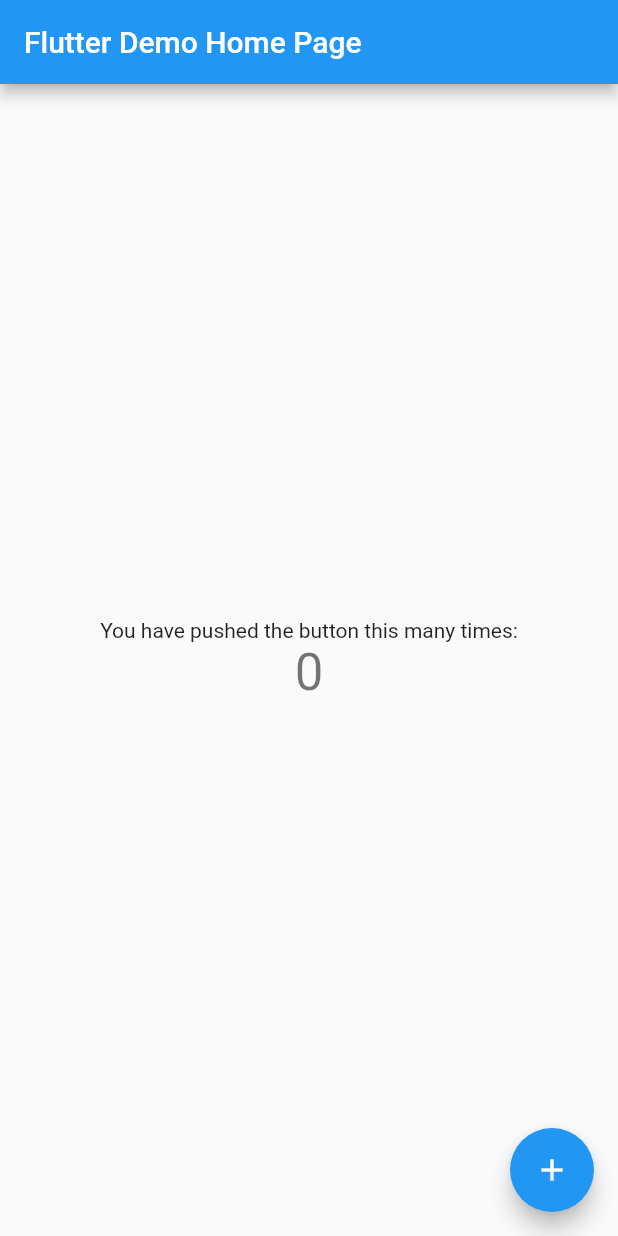
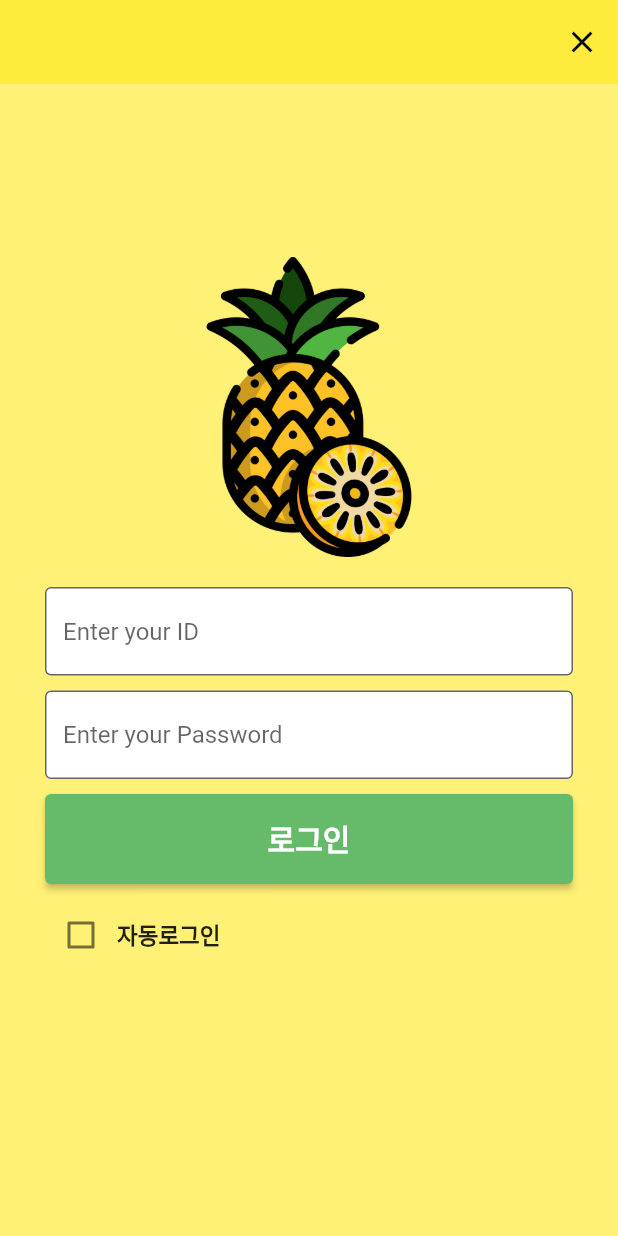
Before and after one commit to StarJins/pineapple_tok, a Flutter app: the screen it shows after launch, on a phone screen of 412 x 824 dp. Run offline on Flutter 3.47's test engine with Material 2 defaults, Android fonts, the phone set to English and light mode, and no system bars.

Commit message:
login page 첫 구현

```diff
--- /dev/null
+++ b/lib/friend_page.dart
@@ -0,0 +1,17 @@
+import 'package:flutter/material.dart';
+
+class FriendPage extends StatelessWidget {
+  const FriendPage({Key? key}) : super(key: key);
+
+  @override
+  Widget build(BuildContext context) {
+    return Scaffold(
+      appBar: AppBar(
+        leading: null,
+        title: Text('Friend page'),
+        elevation: 0.0,
+      ),
+      body: Text('Friend page'),
+    );
+  }
+}
--- /dev/null
+++ b/lib/login_page.dart
@@ -0,0 +1,209 @@
+import 'package:flutter/material.dart';
+
+class LoginPage extends StatelessWidget {
+  const LoginPage({Key? key}) : super(key: key);
+
+  @override
+  Widget build(BuildContext context) {
+    // login page에서만 snack bar가 보일 수 있도록 ScaffoldMessenger 추가
+    return ScaffoldMessenger(
+      child: Scaffold(
+        appBar: AppBar(
+          actions: [
+            IconButton(
+              onPressed: () {},
+              icon: Icon(Icons.close),
+            ),
+          ],
+          elevation: 0.0,
+        ),
+        body: Container(
+          height: double.infinity,
+          width: double.infinity,
+          color: Colors.yellow[300],
+          child: GestureDetector(
+            onTap: () {
+              FocusScope.of(context).unfocus();
+            },
+            child: Column(
+              children: [
+                Expanded(
+                  child: SizedBox(),
+                  flex: 1,
+                ),
+                Expanded(
+                  child: MainScreen(),
+                  flex: 8,
+                ),
+              ],
+            ),
+          ),
+        ),
+      ),
+    );
+  }
+}
+
+class MainScreen extends StatelessWidget {
+  const MainScreen({
+    super.key,
+  });
+
+  @override
+  Widget build(BuildContext context) {
+    return SingleChildScrollView(
+      child: Padding(
+        padding: const EdgeInsets.all(30.0),
+        child: Column(
+          children: [
+            Image.asset(
+              'assets/login_pineapple.png',
+              height: 200.0,
+            ),
+            SizedBox(
+              height: 20.0,
+            ),
+            LoginForm(),
+          ],
+        ),
+      ),
+    );
+  }
+}
+
+class LoginForm extends StatefulWidget {
+  const LoginForm({
+    super.key,
+  });
+
+  @override
+  State<LoginForm> createState() => _LoginFormState();
+}
+
+class _LoginFormState extends State<LoginForm> {
+
+  TextEditingController idTextController = TextEditingController();
+  TextEditingController pwTextController = TextEditingController();
+  bool? autoLoginFlag = false;
+
+  @override
+  Widget build(BuildContext context) {
+    return Column(
+      children: [
+        TextField(
+          decoration: InputDecoration(
+            border: OutlineInputBorder(),
+            hintText: 'Enter your ID',
+            filled: true,
+            fillColor: Colors.white,
+          ),
+          keyboardType: TextInputType.emailAddress,
+          controller: idTextController,
+        ),
+        SizedBox(
+          height: 10.0,
+        ),
+        TextField(
+          decoration: InputDecoration(
+            border: OutlineInputBorder(),
+            hintText: 'Enter your Password',
+            filled: true,
+            fillColor: Colors.white,
+          ),
+          keyboardType: TextInputType.text,
+          obscureText: true,
+          controller: pwTextController,
+        ),
+        SizedBox(
+          height: 10.0,
+        ),
+        SizedBox(
+          width: double.infinity,
+          height: 60.0,
+          // login page에서만 snack bar가 보일 수 있도록 Builder 추가
+          child: Builder(
+            builder: (context) {
+              return ElevatedButton(
+                style: ElevatedButton.styleFrom(
+                  backgroundColor: Colors.green[400],
+                ),
+                onPressed: () {
+                  setState(() {
+                    if (checkIdPw(context, idTextController.text, pwTextController.text)) {
+                      if (autoLoginFlag! == false) {
+                        idTextController.text = '';
+                        pwTextController.text = '';
+                      }
+                    }
+                  });
+                },
+                child: Text(
+                  '로그인',
+                  style: TextStyle(
+                    fontSize: 20.0,
+                    fontWeight: FontWeight.bold,
+                    color: Colors.white,
+                  ),
+                ),
+              );
+            }
+          ),
+        ),
+        SizedBox(
+          height: 10.0,
+        ),
+        Row(
+          children: [
+            Checkbox(
+              value: autoLoginFlag,
+              onChanged: (bool? newValue) {
+                setState(() {
+                  autoLoginFlag = newValue;
+                });
+              },
+              checkColor: Colors.black54,
+              activeColor: Colors.white,
+            ),
+            Text(
+              '자동로그인',
+              style: TextStyle(
+                fontSize: 15.0,
+                fontWeight: FontWeight.bold,
+              ),
+            ),
+          ],
+        ),
+      ],
+    );
+  }
+}
+
+bool checkIdPw(BuildContext context, String id, String pw) {
+  final dbId = 'test';
+  final dbPw = '1234';
+  final duration = 2;
+  if (dbId != id) {
+    ScaffoldMessenger.of(context).showSnackBar(
+      SnackBar(
+        content: Text('ID가 올바르지 않습니다.'),
+        duration: Duration(seconds: duration),
+        backgroundColor: Colors.lightBlue,
+      ),
+    );
+    return false;
+  }
+  else if (dbPw != pw) {
+    ScaffoldMessenger.of(context).showSnackBar(
+      SnackBar(
+        content: Text('PW가 올바르지 않습니다.'),
+        duration: Duration(seconds: duration),
+        backgroundColor: Colors.lightBlue,
+      ),
+    );
+    return false;
+  }
+  else {
+    Navigator.pushNamed(context, '/friend_page');
+    return true;
+  }
+}
--- a/lib/main.dart
+++ b/lib/main.dart
@@ -1,115 +1,24 @@
 import 'package:flutter/material.dart';
+import 'package:pineapple_tok/login_page.dart';
+import 'package:pineapple_tok/friend_page.dart';
 
-void main() {
-  runApp(const MyApp());
-}
+void main() => runApp(MyApp());
 
 class MyApp extends StatelessWidget {
-  const MyApp({super.key});
+  const MyApp({Key? key}) : super(key: key);
 
-  // This widget is the root of your application.
   @override
   Widget build(BuildContext context) {
     return MaterialApp(
-      title: 'Flutter Demo',
+      title: 'pineapple tok',
       theme: ThemeData(
-        // This is the theme of your application.
-        //
-        // Try running your application with "flutter run". You'll see the
-        // application has a blue toolbar. Then, without quitting the app, try
-        // changing the primarySwatch below to Colors.green and then invoke
-        // "hot reload" (press "r" in the console where you ran "flutter run",
-        // or simply save your changes to "hot reload" in a Flutter IDE).
-        // Notice that the counter didn't reset back to zero; the application
-        // is not restarted.
-        primarySwatch: Colors.blue,
+        primarySwatch: Colors.yellow,
       ),
-      home: const MyHomePage(title: 'Flutter Demo Home Page'),
+      initialRoute: '/',
+      routes: {
+        '/' : (context) => LoginPage(),
+        '/friend_page' : (context) => FriendPage(),
+      },
     );
   }
 }
-
-class MyHomePage extends StatefulWidget {
-  const MyHomePage({super.key, required this.title});
-
-  // This widget is the home page of your application. It is stateful, meaning
-  // that it has a State object (defined below) that contains fields that affect
-  // how it looks.
-
-  // This class is the configuration for the state. It holds the values (in this
-  // case the title) provided by the parent (in this case the App widget) and
-  // used by the build method of the State. Fields in a Widget subclass are
-  // always marked "final".
-
-  final String title;
-
-  @override
-  State<MyHomePage> createState() => _MyHomePageState();
-}
-
-class _MyHomePageState extends State<MyHomePage> {
-  int _counter = 0;
-
-  void _incrementCounter() {
-    setState(() {
-      // This call to setState tells the Flutter framework that something has
-      // changed in this State, which causes it to rerun the build method below
-      // so that the display can reflect the updated values. If we changed
-      // _counter without calling setState(), then the build method would not be
-      // called again, and so nothing would appear to happen.
-      _counter++;
-    });
-  }
-
-  @override
-  Widget build(BuildContext context) {
-    // This method is rerun every time setState is called, for instance as done
-    // by the _incrementCounter method above.
-    //
-    // The Flutter framework has been optimized to make rerunning build methods
-    // fast, so that you can just rebuild anything that needs updating rather
-    // than having to individually change instances of widgets.
-    return Scaffold(
-      appBar: AppBar(
-        // Here we take the value from the MyHomePage object that was created by
-        // the App.build method, and use it to set our appbar title.
-        title: Text(widget.title),
-      ),
-      body: Center(
-        // Center is a layout widget. It takes a single child and positions it
-        // in the middle of the parent.
-        child: Column(
-          // Column is also a layout widget. It takes a list of children and
-          // arranges them vertically. By default, it sizes itself to fit its
-          // children horizontally, and tries to be as tall as its parent.
-          //
-          // Invoke "debug painting" (press "p" in the console, choose the
-          // "Toggle Debug Paint" action from the Flutter Inspector in Android
-          // Studio, or the "Toggle Debug Paint" command in Visual Studio Code)
-          // to see the wireframe for each widget.
-          //
-          // Column has various properties to control how it sizes itself and
-          // how it positions its children. Here we use mainAxisAlignment to
-          // center the children vertically; the main axis here is the vertical
-          // axis because Columns are vertical (the cross axis would be
-          // horizontal).
-          mainAxisAlignment: MainAxisAlignment.center,
-          children: <Widget>[
-            const Text(
-              'You have pushed the button this many times:',
-            ),
-            Text(
-              '$_counter',
-              style: Theme.of(context).textTheme.headlineMedium,
-            ),
-          ],
-        ),
-      ),
-      floatingActionButton: FloatingActionButton(
-        onPressed: _incrementCounter,
-        tooltip: 'Increment',
-        child: const Icon(Icons.add),
-      ), // This trailing comma makes auto-formatting nicer for build methods.
-    );
-  }
-}
--- a/pubspec.yaml
+++ b/pubspec.yaml
@@ -45,7 +45,7 @@ dev_dependencies:
   # activated in the `analysis_options.yaml` file located at the root of your
   # package. See that file for information about deactivating specific lint
   # rules and activating additional ones.
-  flutter_lints: ^2.0.0
+  #flutter_lints: ^2.0.0
 
 # For information on the generic Dart part of this file, see the
 # following page: https://dart.dev/tools/pub/pubspec
@@ -59,6 +59,8 @@ flutter:
   uses-material-design: true
 
   # To add assets to your application, add an assets section, like this:
+  assets:
+    - assets/
   # assets:
   #   - images/a_dot_burr.jpeg
   #   - images/a_dot_ham.jpeg
```
Also changed, not shown: assets/login_pineapple.png (added), assets/login_sample.png (added), pubspec.lock.
